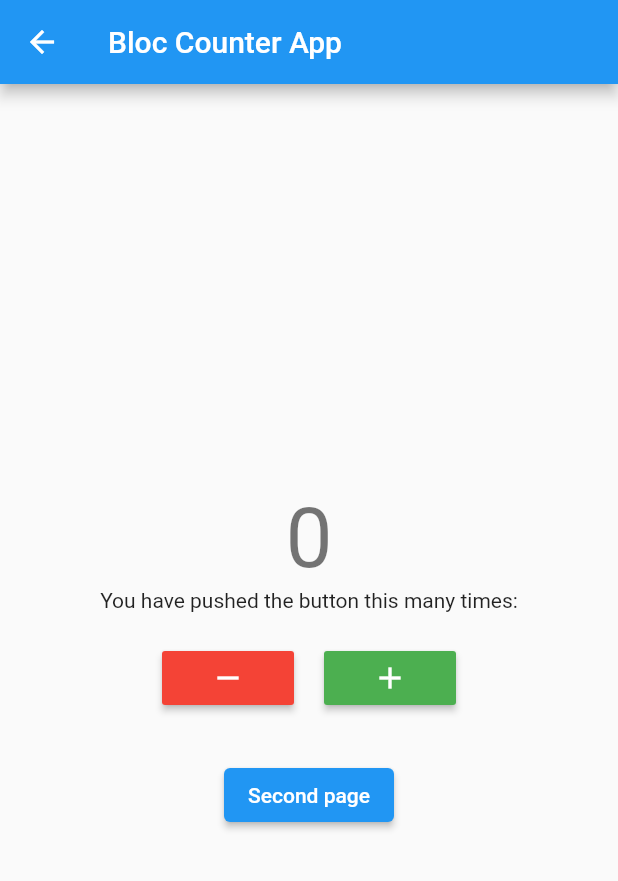
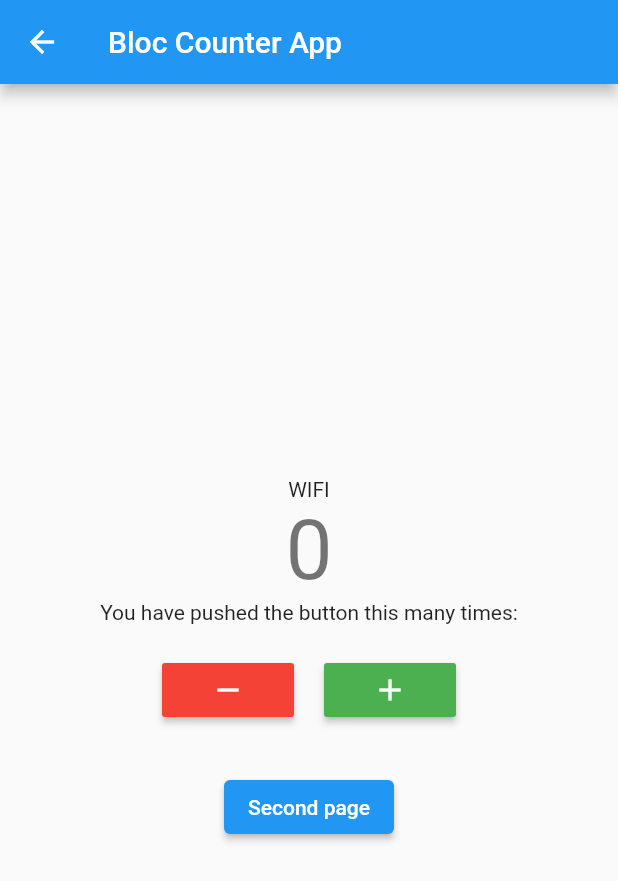
Before and after one commit to motasimfuad/bloc_practice, a Flutter app: the screen it shows after launch, after a tap on "Counter App", on a phone screen of 412 x 824 dp. Shown: the top 881 px of the screen. Run offline on Flutter 3.47's test engine with Material 2 defaults, Android fonts, the phone set to English and light mode, and no system bars; our stand-ins replace bloc, connectivity_plus, equatable, flutter_bloc.

Commit message:
InternetCubit implemented

```diff
--- /dev/null
+++ b/lib/app/constants/enums.dart
@@ -0,0 +1 @@
+enum ConnectionType { wifi, mobile }
--- a/lib/app/logic/cubit/counter_cubit.dart
+++ b/lib/app/logic/cubit/counter_cubit.dart
@@ -1,12 +1,30 @@
-import 'package:bloc_practice/app/logic/cubit/counter_state.dart';
+import 'dart:async';
+
+import 'package:bloc_practice/app/logic/cubit/internet_cubit.dart';
 import 'package:flutter_bloc/flutter_bloc.dart';
 
+import 'package:bloc_practice/app/constants/enums.dart';
+import 'package:bloc_practice/app/logic/cubit/counter_state.dart';
+
 class CounterCubit extends Cubit<CounterState> {
-  CounterCubit() : super(CounterState(counterValue: 0));
+  final InternetCubit internetCubit;
+  late StreamSubscription internetStreamSubscription;
+
+  CounterCubit({
+    required this.internetCubit,
+  }) : super(CounterState(counterValue: 0)) {
+    // internetStreamSubscription = internetCubit;
+  }
 
   void increment() => emit(
       CounterState(counterValue: state.counterValue + 1, wasIncremented: true));
 
   void decrement() => emit(CounterState(
       counterValue: state.counterValue - 1, wasIncremented: false));
+
+  @override
+  Future<void> close() {
+    internetStreamSubscription.cancel();
+    return super.close();
+  }
 }
--- /dev/null
+++ b/lib/app/logic/cubit/internet_cubit.dart
@@ -0,0 +1,41 @@
+import 'dart:async';
+
+import 'package:bloc/bloc.dart';
+import 'package:connectivity_plus/connectivity_plus.dart';
+
+import 'package:bloc_practice/app/constants/enums.dart';
+
+part 'internet_state.dart';
+
+class InternetCubit extends Cubit<InternetState> {
+  final Connectivity connectivity;
+  late StreamSubscription connectivityStreamSubscription;
+  InternetCubit({
+    required this.connectivity,
+  }) : super(InternetLoading()) {
+    connectivityStreamSubscription =
+        connectivity.onConnectivityChanged.listen((connectivityResult) {
+      if (connectivityResult == ConnectivityResult.wifi) {
+        return emitInternetConnected(ConnectionType.wifi);
+      } else if (connectivityResult == ConnectivityResult.mobile) {
+        return emitInternetConnected(ConnectionType.mobile);
+      } else if (connectivityResult == ConnectivityResult.none) {
+        return emitInternetDisconneted();
+      }
+    });
+  }
+
+  void emitInternetConnected(ConnectionType _connectionType) {
+    return emit(InternetConnected(connectionType: _connectionType));
+  }
+
+  void emitInternetDisconneted() {
+    return emit(InternetDisconnected());
+  }
+
+  @override
+  Future<void> close() {
+    connectivityStreamSubscription.cancel();
+    return super.close();
+  }
+}
--- /dev/null
+++ b/lib/app/logic/cubit/internet_state.dart
@@ -0,0 +1,12 @@
+part of 'internet_cubit.dart';
+
+abstract class InternetState {}
+
+class InternetLoading extends InternetState {}
+
+class InternetConnected extends InternetState {
+  ConnectionType connectionType;
+  InternetConnected({required this.connectionType});
+}
+
+class InternetDisconnected extends InternetState {}
--- a/lib/app/presentation/screens/counter_app.dart
+++ b/lib/app/presentation/screens/counter_app.dart
@@ -1,5 +1,7 @@
+import 'package:bloc_practice/app/constants/enums.dart';
 import 'package:bloc_practice/app/logic/cubit/counter_cubit.dart';
 import 'package:bloc_practice/app/logic/cubit/counter_state.dart';
+import 'package:bloc_practice/app/logic/cubit/internet_cubit.dart';
 
 import 'package:flutter/material.dart';
 import 'package:flutter_bloc/flutter_bloc.dart';
@@ -15,6 +17,21 @@ class CounterApp extends StatelessWidget {
         child: Column(
           mainAxisAlignment: MainAxisAlignment.center,
           children: <Widget>[
+            BlocBuilder<InternetCubit, InternetState>(
+              builder: (context, state) {
+                if (state is InternetConnected &&
+                    state.connectionType == ConnectionType.wifi) {
+                  return const Text('WIFI');
+                } else if (state is InternetConnected &&
+                    state.connectionType == ConnectionType.mobile) {
+                  return const Text('MOBILE');
+                } else if (state is InternetDisconnected) {
+                  return const Text('DISCONNECTED');
+                } else {
+                  return const CircularProgressIndicator();
+                }
+              },
+            ),
             BlocConsumer<CounterCubit, CounterState>(
               listener: (context, state) {
                 if (state.wasIncremented == true) {
--- a/lib/main.dart
+++ b/lib/main.dart
@@ -1,23 +1,45 @@
+import 'package:bloc_practice/app/logic/cubit/internet_cubit.dart';
+import 'package:connectivity_plus/connectivity_plus.dart';
+import 'package:flutter/material.dart';
+import 'package:flutter_bloc/flutter_bloc.dart';
+
 import 'package:bloc_practice/app/logic/cubit/counter_cubit.dart';
 import 'package:bloc_practice/app/presentation/router/app_router.dart';
 import 'package:bloc_practice/app/presentation/screens/home_page.dart';
 
-import 'package:flutter/material.dart';
-import 'package:flutter_bloc/flutter_bloc.dart';
-
 void main() {
-  runApp(MyApp());
+  runApp(
+    MyApp(
+      appRouter: AppRouter(),
+      connectivity: Connectivity(),
+    ),
+  );
 }
 
 class MyApp extends StatelessWidget {
-  MyApp({Key? key}) : super(key: key);
+  final AppRouter appRouter;
+  final Connectivity connectivity;
+
+  MyApp({
+    Key? key,
+    required this.appRouter,
+    required this.connectivity,
+  }) : super(key: key);
 
   final AppRouter _appRouter = AppRouter();
 
   @override
   Widget build(BuildContext context) {
-    return BlocProvider<CounterCubit>(
-      create: (context) => CounterCubit(),
+    return MultiBlocProvider(
+      providers: [
+        BlocProvider<InternetCubit>(
+          create: (context) => InternetCubit(connectivity: connectivity),
+        ),
+        BlocProvider<CounterCubit>(
+          create: (context) =>
+              CounterCubit(internetCubit: context.read<InternetCubit>()),
+        ),
+      ],
       child: MaterialApp(
         theme: ThemeData(
           primarySwatch: Colors.blue,
--- a/pubspec.yaml
+++ b/pubspec.yaml
@@ -28,6 +28,7 @@ environment:
 # versions available, run `flutter pub outdated`.
 dependencies:
   bloc_test: ^9.0.2
+  connectivity_plus: ^2.2.0
   cupertino_icons: ^1.0.2
   equatable: ^2.0.3
   flutter:
```
Also changed, not shown: pubspec.lock.
